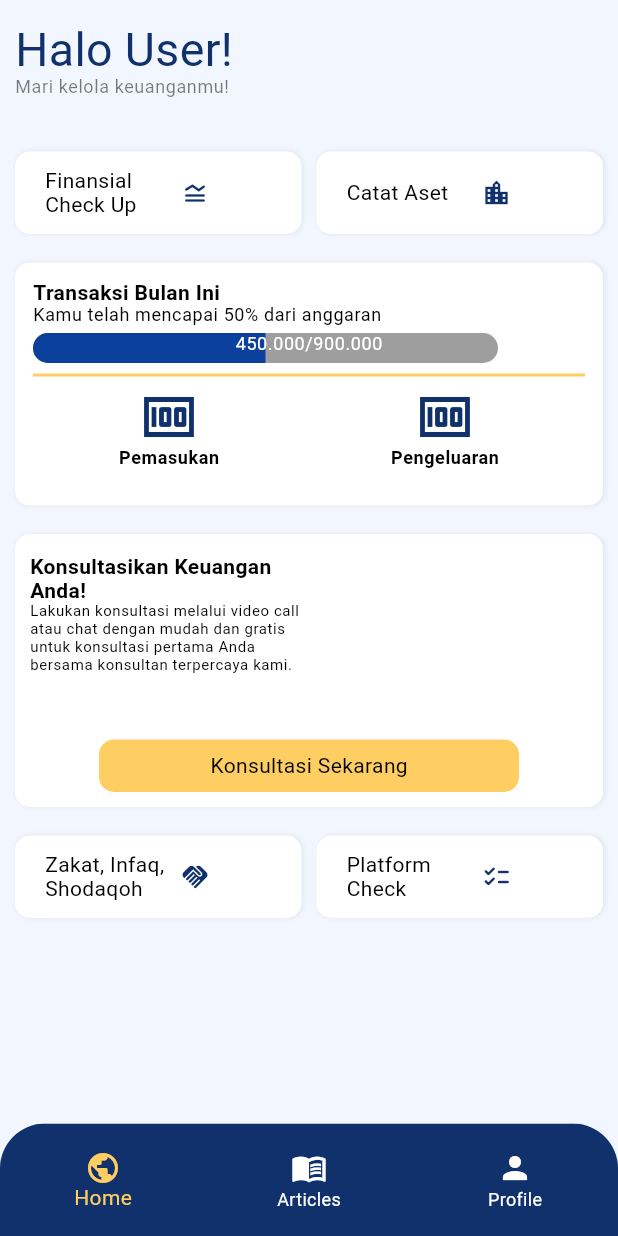
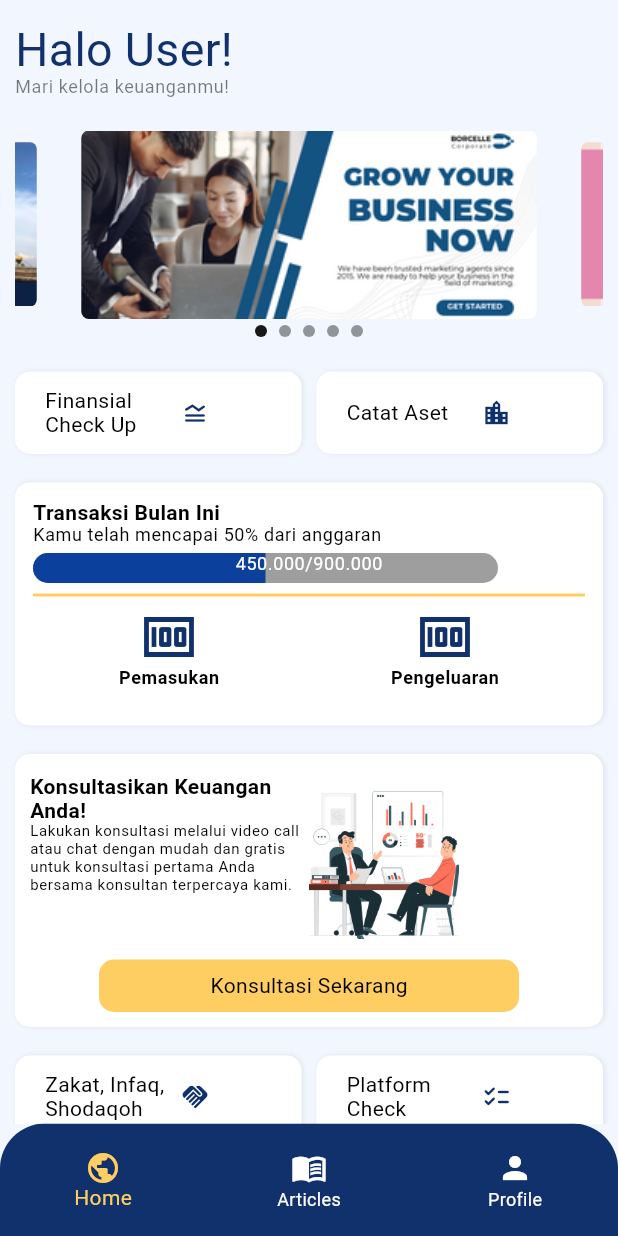
Before and after one commit to affadhlurr19/nuha_mobile_app, a Flutter app: the screen it shows after launch, on a phone screen of 412 x 824 dp. Run offline on Flutter 3.47's test engine with Material 2 defaults, Android fonts, the phone set to English and light mode, and no system bars; drawn by our look-alikes of carousel_slider; our stand-ins replace google_fonts; Roboto replaces fonts that are missing (Oxygen, Viga).

Commit message:
Fix Home page

```diff
--- a/lib/ui/home_page.dart
+++ b/lib/ui/home_page.dart
@@ -44,7 +44,7 @@ class HomePage extends StatelessWidget {
                 const SizedBox(
                   height: 17,
                 ),
-                // const CarouselHome(),
+                const CarouselHome(),
                 const SizedBox(
                   height: 19,
                 ),
@@ -196,7 +196,6 @@ class HomePage extends StatelessWidget {
                           offset: const Offset(1, 0),
                         )
                       ]),
-                  child: Expanded(
                   child: Column(
                     children: [
                       Expanded(
@@ -223,16 +222,15 @@ class HomePage extends StatelessWidget {
                                         .textTheme
                                         .caption!
                                         .copyWith(
-                                              color: Colors.black,
-                                              fontSize: 10),
+                                            color: Colors.black, fontSize: 10),
                                   ),
                                 ],
                               ),
                             ),
-                              // const Image(
-                              //   image: AssetImage("images/7000961.jpg"),
-                              //   width: 100,
-                              // )
+                            const Image(
+                              image: AssetImage("assets/images/7000961.jpg"),
+                              width: 100,
+                            )
                           ],
                         ),
                       ),
@@ -254,7 +252,6 @@ class HomePage extends StatelessWidget {
                         ),
                       )
                     ],
-                    ),
                   ),
                 ),
                 const SizedBox(
--- a/lib/ui/profile_page.dart
+++ b/lib/ui/profile_page.dart
@@ -94,7 +94,7 @@ class ProfilePage extends StatelessWidget {
                     const Center(
                       child: CircleAvatar(
                         backgroundImage:
-                            AssetImage("images/profile_picture.jpg"),
+                            AssetImage("assets/images/profile_picture.jpg"),
                         radius: 40,
                       ),
                     ),
--- a/lib/widget/carousel_home_widget.dart
+++ b/lib/widget/carousel_home_widget.dart
@@ -12,11 +12,11 @@ class _CarouselHomeState extends State<CarouselHome> {
   int _current = 0;
   final CarouselController _controller = CarouselController();
   final List<String> imgList = [
-    'images/carousel_1.png',
-    'images/carousel_2.png',
-    'images/carousel_3.png',
-    'images/carousel_4.png',
-    'images/carousel_5.png'
+    'assets/images/carousel_1.png',
+    'assets/images/carousel_2.png',
+    'assets/images/carousel_3.png',
+    'assets/images/carousel_4.png',
+    'assets/images/carousel_5.png'
   ];
 
   @override
```
Also changed, not shown: 5 other files. Lines whose indentation alone changed are shown as unchanged.
